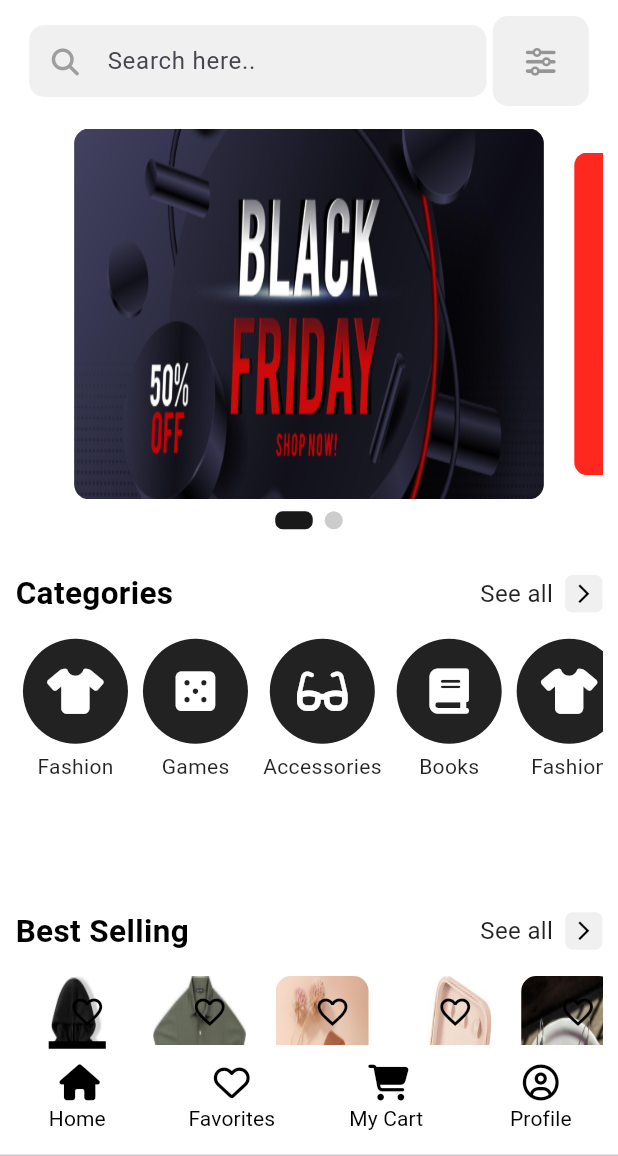
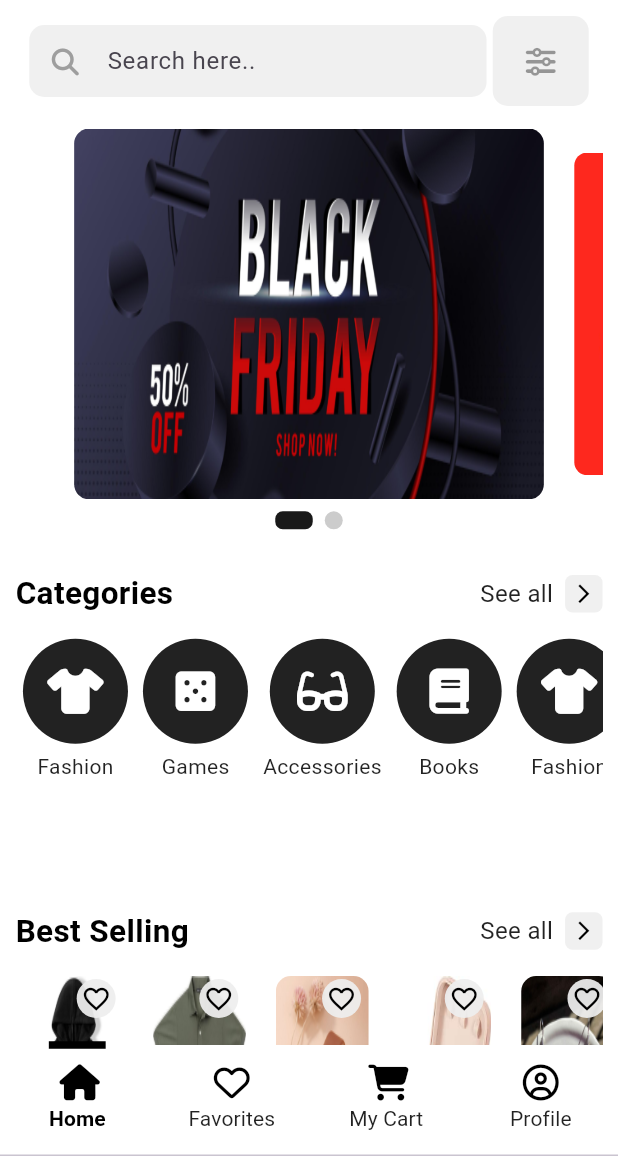
Before and after one commit to YaraHisham61/slash_task, a Flutter app: the HomeScreenWeb screen opened directly, on a phone screen of 412 x 824 dp, the part 80-1236 px from its top. Run offline on Flutter 3.47's test engine with Material 3 defaults, Android fonts, the light colour scheme and no system bars; drawn by our look-alikes of carousel_slider; our stand-ins replace flutter_bloc, font_awesome_flutter.

Commit message:
fixing favourite icon

```diff
--- a/lib/components/custom_bottom_navigation_bar.dart
+++ b/lib/components/custom_bottom_navigation_bar.dart
@@ -2,43 +2,86 @@ import 'package:flutter/material.dart';
 import 'package:font_awesome_flutter/font_awesome_flutter.dart';
 import 'package:slash/components/custom_text.dart';
 
-class CustomNavigationBar extends StatelessWidget {
+class CustomNavigationBar extends StatefulWidget {
   const CustomNavigationBar({
     super.key,
   });
 
   @override
+  State<CustomNavigationBar> createState() => _CustomNavigationBarState();
+}
+
+class _CustomNavigationBarState extends State<CustomNavigationBar>
+    with SingleTickerProviderStateMixin {
+  late TabController _tabController;
+  @override
+  void initState() {
+    super.initState();
+    _tabController = TabController(length: 4, vsync: this);
+    _tabController.addListener(() {
+      setState(() {});
+    });
+  }
+
+  @override
+  void dispose() {
+    _tabController.dispose();
+    super.dispose();
+  }
+
+  @override
   Widget build(BuildContext context) {
     return TabBar(
+      controller: _tabController,
       indicator: TopIndicator(),
-      tabs: const <Widget>[
+      tabs: <Widget>[
         Tab(
           icon: Icon(
             FontAwesomeIcons.house,
             color: Colors.black,
           ),
-          child: CustomText(text: "Home"),
+          child: CustomText(
+            text: "Home",
+            color: _tabController.index == 0 ? Colors.black : Colors.black87,
+            weight:
+                _tabController.index == 0 ? FontWeight.w600 : FontWeight.w400,
+          ),
         ),
         Tab(
           icon: Icon(
             FontAwesomeIcons.heart,
             color: Colors.black,
           ),
-          child: CustomText(text: "Favorites"),
+          child: CustomText(
+            text: "Favorites",
+            color: _tabController.index == 1 ? Colors.black : Colors.black87,
+            weight:
+                _tabController.index == 1 ? FontWeight.w600 : FontWeight.w400,
+          ),
         ),
         Tab(
           icon: Icon(
             FontAwesomeIcons.cartShopping,
             color: Colors.black,
           ),
-          child: CustomText(text: "My Cart"),
+          child: CustomText(
+            text: "My Cart",
+            color: _tabController.index == 2 ? Colors.black : Colors.black87,
+            weight:
+                _tabController.index == 2 ? FontWeight.w600 : FontWeight.w400,
+          ),
         ),
         Tab(
           icon: Icon(
             FontAwesomeIcons.circleUser,
             color: Colors.black,
           ),
-          child: CustomText(text: "Profile"),
+          child: CustomText(
+            text: "Profile",
+            color: _tabController.index == 3 ? Colors.black : Colors.black87,
+            weight:
+                _tabController.index == 3 ? FontWeight.w600 : FontWeight.w400,
+          ),
         ),
       ],
     );
--- a/lib/components/custom_card.dart
+++ b/lib/components/custom_card.dart
@@ -2,52 +2,79 @@ import 'package:flutter/material.dart';
 import 'package:slash/components/custom_text.dart';
 import 'package:slash/models/product_model.dart';
 
-class CustomCard extends StatelessWidget {
+class CustomCard extends StatefulWidget {
   const CustomCard({super.key, required this.data, this.isWeb = false});
 
   final ProductModel data;
   final bool isWeb;
 
   @override
+  State<CustomCard> createState() => _CustomCardState();
+}
+
+class _CustomCardState extends State<CustomCard> {
+  bool isFav = false;
+
+  @override
   Widget build(BuildContext context) {
     return Padding(
-      padding: isWeb
+      padding: widget.isWeb
           ? const EdgeInsets.symmetric(horizontal: 10.0)
           : const EdgeInsets.symmetric(horizontal: 5.0),
       child: SizedBox(
-        width: isWeb
+        width: widget.isWeb
             ? MediaQuery.of(context).size.width * 0.15
             : MediaQuery.of(context).size.width * 0.3,
         child: Column(
           crossAxisAlignment: CrossAxisAlignment.start,
           mainAxisSize: MainAxisSize.min,
           children: [
+            Stack(
+              alignment: Alignment.topRight,
+              children: [
                 Container(
-              height: isWeb
+                  height: widget.isWeb
                       ? MediaQuery.of(context).size.height * 0.2
                       : MediaQuery.of(context).size.height * 0.15,
                   decoration: BoxDecoration(
                     borderRadius: BorderRadius.circular(10.0),
                     image: DecorationImage(
-                  image: AssetImage(data.imagePath),
+                      image: AssetImage(widget.data.imagePath),
                       fit: BoxFit.fill,
                     ),
                   ),
-              child: Align(
-                alignment: Alignment.topRight,
-                child: IconButton(
-                  onPressed: () {},
-                  icon: const Icon(
+                ),
+                Padding(
+                  padding: const EdgeInsets.only(right: 5.0, top: 2.0),
+                  child: GestureDetector(
+                    onTap: () {
+                      setState(() {
+                        isFav = !isFav;
+                      });
+                    },
+                    child: CircleAvatar(
+                      radius: 13,
+                      backgroundColor: const Color.fromARGB(238, 238, 238, 238),
+                      child: isFav
+                          ? const Icon(
+                              Icons.favorite,
+                              color: Colors.red,
+                              size: 20.0,
+                            )
+                          : const Icon(
                               Icons.favorite_border_outlined,
                               color: Colors.black,
+                              size: 20.0,
                             ),
                     ),
                   ),
                 ),
+              ],
+            ),
             Padding(
               padding: const EdgeInsets.only(top: 5.0),
               child: CustomText(
-                text: data.name,
+                text: widget.data.name,
                 color: Colors.black87,
               ),
             ),
@@ -56,17 +83,21 @@ class CustomCard extends StatelessWidget {
               mainAxisAlignment: MainAxisAlignment.spaceBetween,
               children: [
                 CustomText(
-                  text: "EGP ${data.price}",
+                  text: "EGP ${widget.data.price}",
                   color: Colors.black87,
                   weight: FontWeight.w600,
                 ),
-                const Row(
+                Row(
                   children: [
-                    Icon(
-                      Icons.circle,
+                    const CircleAvatar(
+                      backgroundImage: AssetImage("assets/images/logo.png"),
+                      radius: 10,
                     ),
-                    Icon(
+                    InkWell(
+                      onTap: () {},
+                      child: const Icon(
                         Icons.add_circle,
+                      ),
                     ),
                   ],
                 ),
```
Also changed, not shown: assets/images/logo.png (added), 1 other file. Lines whose indentation alone changed are shown as unchanged.
